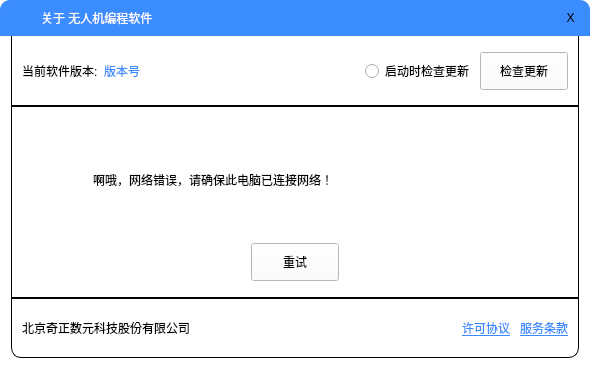
This is UAVManage/aboutdialog.ui in gessd/UAVManage as Qt 5 draws it before an edit. The edited form follows.
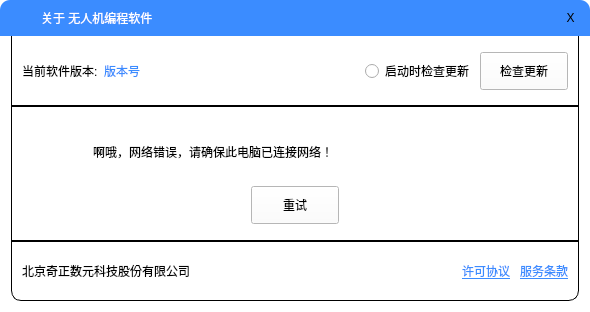
This is the edited form. Icons and pictures are not drawn.

```diff
--- a/UAVManage/aboutdialog.ui
+++ b/UAVManage/aboutdialog.ui
@@ -7,7 +7,7 @@
     <x>0</x>
     <y>0</y>
     <width>590</width>
-    <height>369</height>
+    <height>312</height>
    </rect>
   </property>
   <property name="windowTitle">
```
